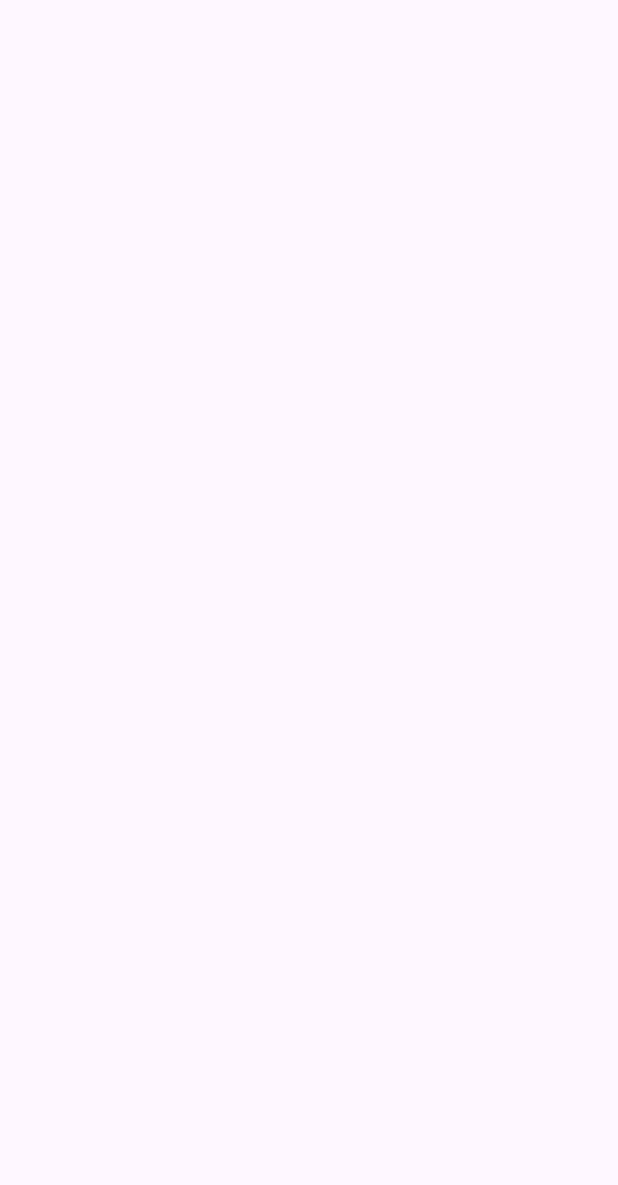
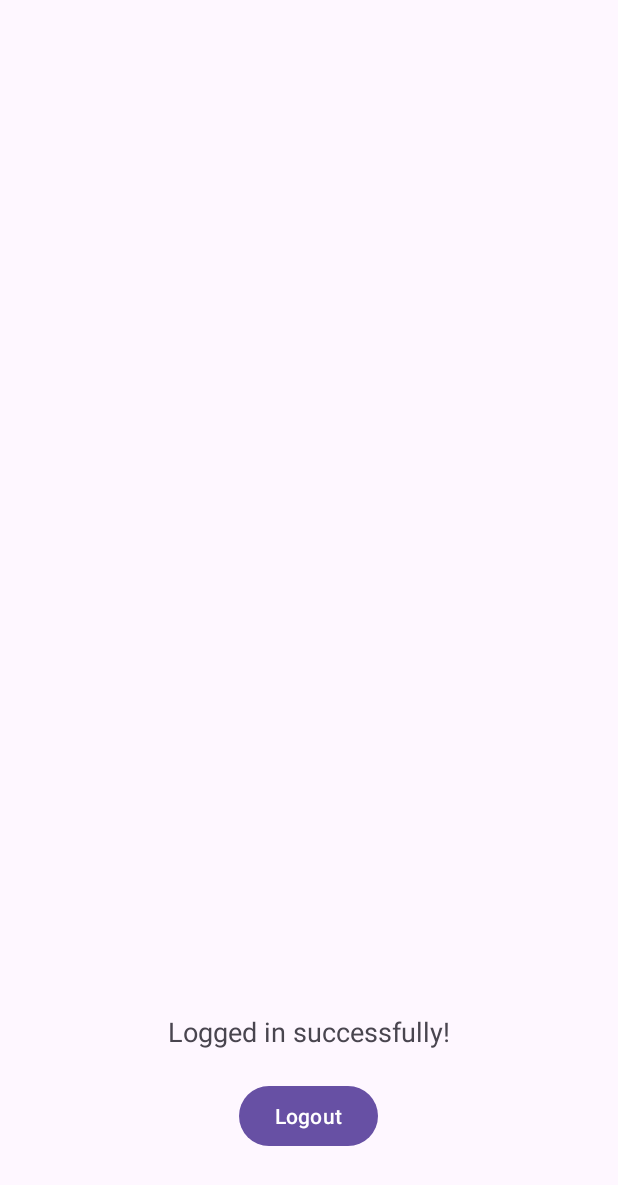
Before and after one commit to bartcanc/thesis-app-android, an Android app: the MainActivity screen opened directly, with no data from a screen before it, on a phone screen of 412 x 824 dp. Before the commit the part shown is empty. Shown: the top 1185 px of the screen. Run offline under Robolectric (Android 15) with nearby library versions, the phone set to English and light mode, and no system bars.

Commit message:
changed some things

```diff
--- a/app/src/main/AndroidManifest.xml
+++ b/app/src/main/AndroidManifest.xml
@@ -1,8 +1,11 @@
 <?xml version="1.0" encoding="utf-8"?>
+
 <manifest xmlns:android="http://schemas.android.com/apk/res/android"
     xmlns:tools="http://schemas.android.com/tools">
+    <uses-permission android:name="android.permission.INTERNET" />
 
     <application
+        android:usesCleartextTraffic="true"
         android:allowBackup="true"
         android:dataExtractionRules="@xml/data_extraction_rules"
         android:fullBackupContent="@xml/backup_rules"
--- a/app/src/main/java/com/example/thesisapp/ApiClient.kt
+++ b/app/src/main/java/com/example/thesisapp/ApiClient.kt
@@ -4,7 +4,7 @@ import retrofit2.Retrofit
 import retrofit2.converter.gson.GsonConverterFactory
 
 object ApiClient {
-    private const val BASE_URL = "http://25.68.49.21:8000/"  // Zamień na swój adres IP i port
+    private const val BASE_URL = "https://192.168.56.1:139/"  // Zamień na swój adres IP i port
 
     private val retrofit: Retrofit = Retrofit.Builder()
         .baseUrl(BASE_URL)
--- a/app/src/main/java/com/example/thesisapp/ApiService.kt
+++ b/app/src/main/java/com/example/thesisapp/ApiService.kt
@@ -6,8 +6,12 @@ import retrofit2.http.POST
 
 data class LoginRequest(val email: String, val password: String)
 data class LoginResponse(val success: Boolean, val token: String)
+data class RegisterRequest(val email: String, val password: String)
+data class RegisterResponse(val success: Boolean, val message: String)
 
 interface ApiService {
     @POST("login")
     fun login(@Body request: LoginRequest): Call<LoginResponse>
+    @POST("register")
+    fun register(@Body request: RegisterRequest): Call<RegisterResponse>
 }
--- a/app/src/main/java/com/example/thesisapp/MainActivity.kt
+++ b/app/src/main/java/com/example/thesisapp/MainActivity.kt
@@ -1,13 +1,33 @@
 package com.example.thesisapp
 
 import android.content.Intent
+import android.os.Bundle
+import android.widget.Button
+import android.widget.TextView
 import androidx.appcompat.app.AppCompatActivity
-import android.os.Bundle
 
 class MainActivity : AppCompatActivity() {
+    private lateinit var tvMessage: TextView
+    private lateinit var btnLogout: Button
 
     override fun onCreate(savedInstanceState: Bundle?) {
         super.onCreate(savedInstanceState)
         setContentView(R.layout.activity_main)
+
+        tvMessage = findViewById(R.id.tvMessage)
+        btnLogout = findViewById(R.id.btnLogout)
+
+        // Retrieve the login message if available
+
+        val message = intent.getStringExtra("message")
+        if (message != null) {
+            tvMessage.text = message
+        }
+
+        btnLogout.setOnClickListener {
+            // Log out the user and return to the login screen
+            startActivity(Intent(this, LoginActivity::class.java))
+            finish()
+        }
     }
 }
--- a/app/src/main/res/layout/activity_main.xml
+++ b/app/src/main/res/layout/activity_main.xml
@@ -1,8 +1,25 @@
 <?xml version="1.0" encoding="utf-8"?>
-<LinearLayout xmlns:android="http://schemas.android.com/apk/res/android"
+<RelativeLayout xmlns:android="http://schemas.android.com/apk/res/android"
     android:layout_width="match_parent"
     android:layout_height="match_parent"
-    android:gravity="center"
-    android:orientation="vertical"
     android:padding="16dp">
-</LinearLayout>
+
+    <TextView
+        android:id="@+id/tvMessage"
+        android:layout_width="wrap_content"
+        android:layout_height="wrap_content"
+        android:text="Logged in successfully!"
+        android:textSize="18sp"
+        android:layout_centerInParent="true"
+        android:layout_above="@id/btnLogout"
+        android:layout_marginBottom="20dp"/>
+
+    <Button
+        android:id="@+id/btnLogout"
+        android:layout_width="wrap_content"
+        android:layout_height="wrap_content"
+        android:text="Logout"
+        android:layout_centerInParent="true"
+        android:layout_alignParentBottom="true"
+        android:layout_marginBottom="40dp"/>
+</RelativeLayout>
```
Also changed, not shown: app/src/main/java/com/example/thesisapp/LoginActivity.kt (+16 -11 lines), app/src/main/java/com/example/thesisapp/RegistrationActivity.kt (+30 -12 lines).
